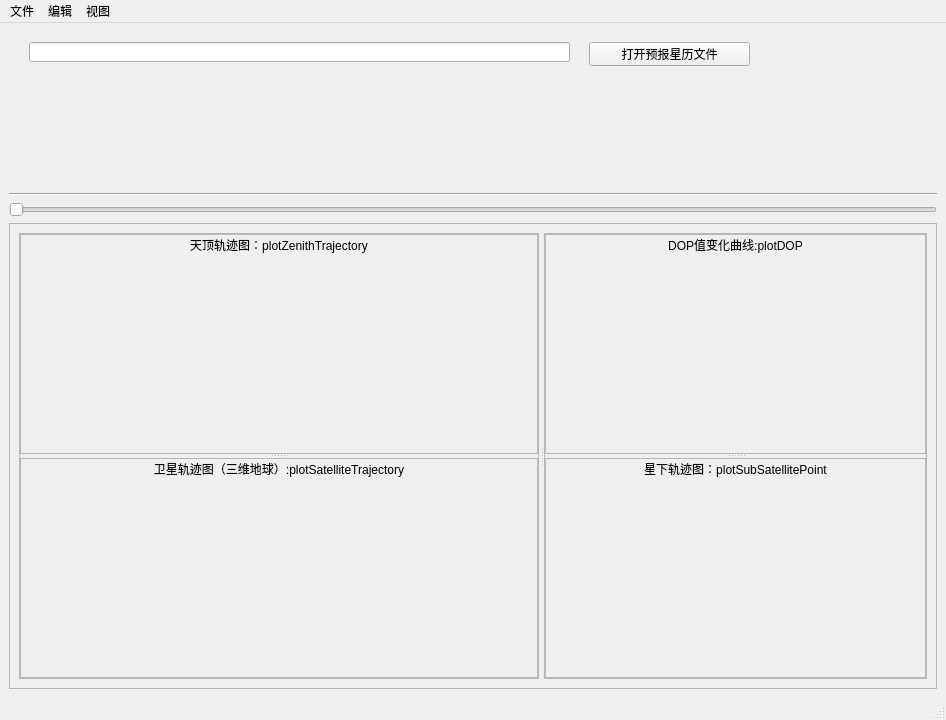
Before: the Qt Designer form mainwindow.ui in hail-linda/GNSS-Sat-Position, drawn with Qt 5.
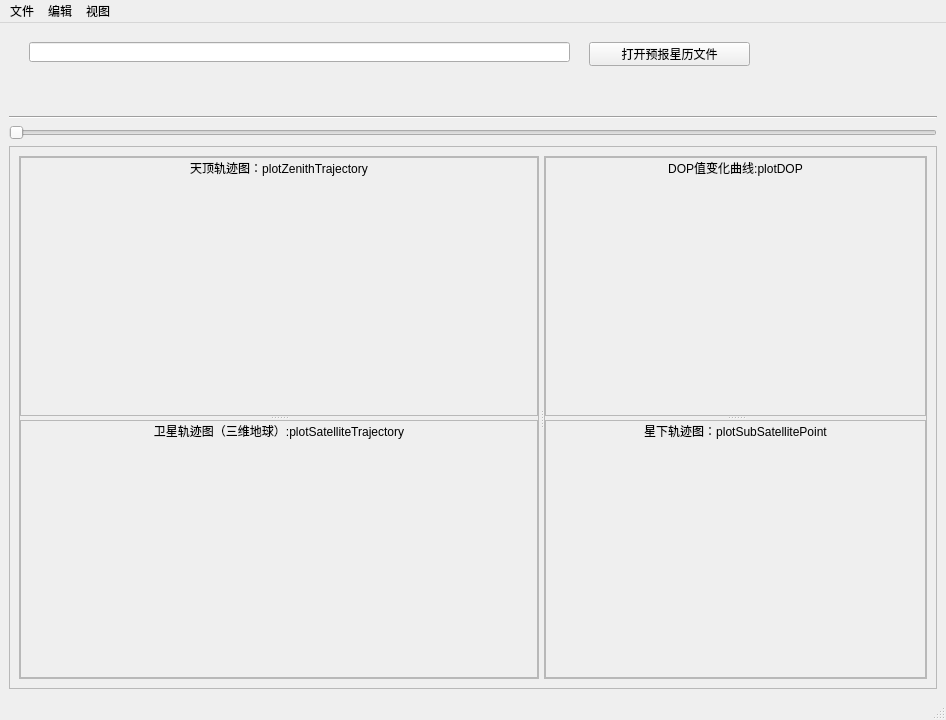
After: the same form once the commit is applied.

```diff
--- a/mainwindow.ui
+++ b/mainwindow.ui
@@ -23,7 +23,7 @@
    <property name="layoutDirection">
     <enum>Qt::LeftToRight</enum>
    </property>
-   <layout class="QVBoxLayout" name="verticalLayout_2" stretch="1,0,0,3">
+   <layout class="QVBoxLayout" name="verticalLayout_2" stretch="1,0,0,7">
     <item>
      <layout class="QVBoxLayout" name="verticalLayout">
       <item>
```
